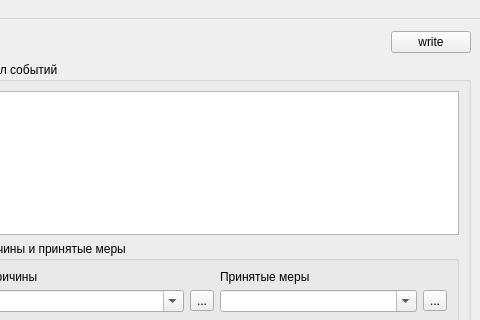
Qt form m_server/MainWindowServer.ui (xXRadioHeadXx/start7) before a commit; both pictures show x 518 to 998 and y 0 to 320 of the 998 by 558 pixel window.
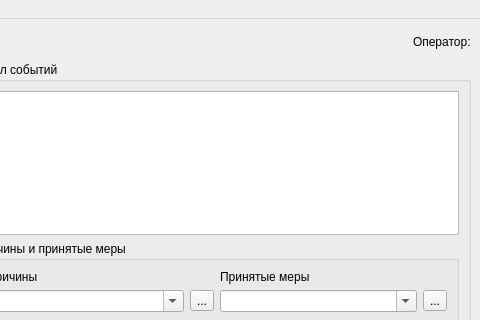
The same form after that commit. Icons and pictures are not drawn.

Patch:
```diff
--- a/m_server/MainWindowServer.ui
+++ b/m_server/MainWindowServer.ui
@@ -62,9 +62,9 @@
        </spacer>
       </item>
       <item>
-       <widget class="QPushButton" name="pushButton">
+       <widget class="QLabel" name="labelOperator">
         <property name="text">
-         <string>write</string>
+         <string>Оператор:</string>
         </property>
        </widget>
       </item>
```
